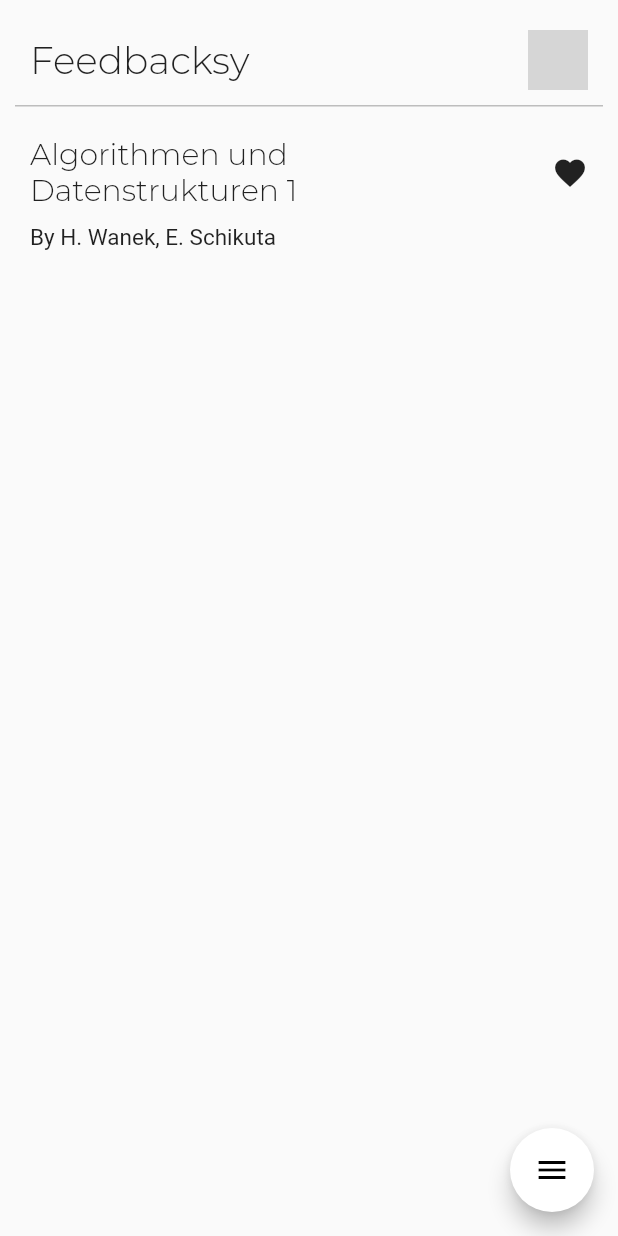
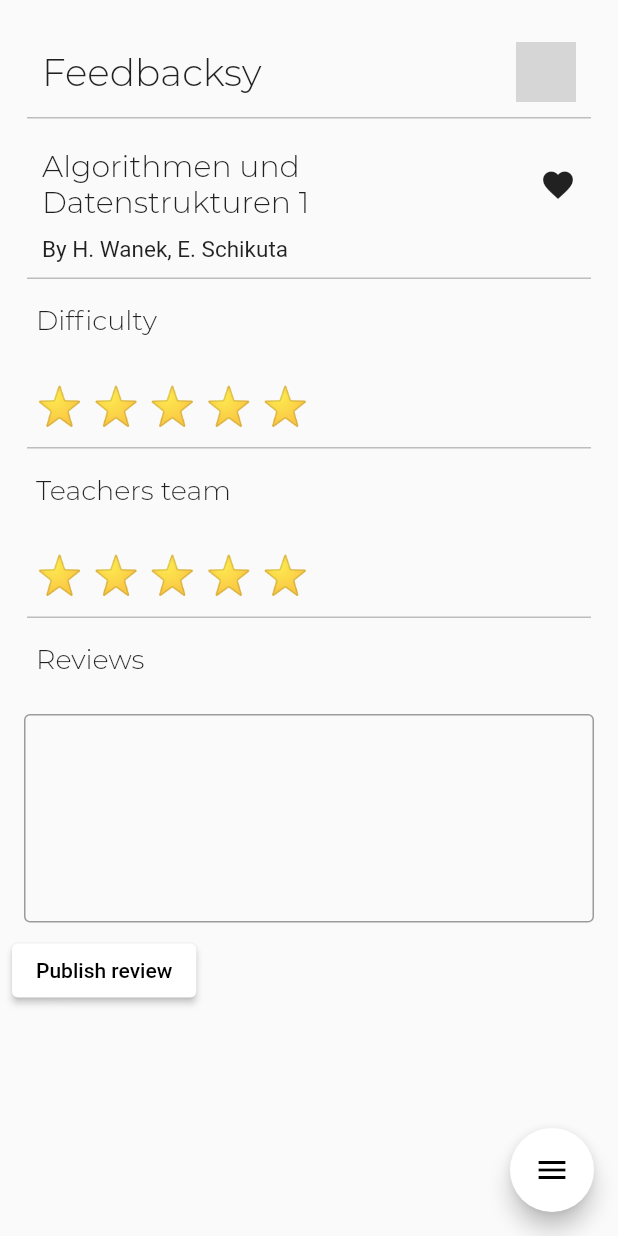
Before and after one commit to maxprimak/m2, a Flutter app: the AddReview screen opened by its route, on a phone screen of 412 x 824 dp. Run offline on Flutter 3.47's test engine with Material 2 defaults, Android fonts, the phone set to English and light mode, and no system bars; our stand-ins replace fluttertoast; network calls fail; project files that could hold a hidden picture were left out; grey boxes are pictures that could not be loaded.

Commit message:
feat(review): add all elements

```diff
--- a/lib/Pages/add_review.dart
+++ b/lib/Pages/add_review.dart
@@ -3,20 +3,89 @@ import 'package:flutter/material.dart';
 import '../Services/user_profile.dart';
 import '../Services/global.dart' as global;
 
-class AddReview extends StatelessWidget {
+class AddReview extends StatefulWidget {
+  @override
+  _AddReviewState createState() => _AddReviewState();
+}
+
+class _AddReviewState extends State<AddReview> {
   User usertmp = User(name: "Peter");
+  TextEditingController editingController = TextEditingController();
+
+  // Style
+  final _listFont = TextStyle(fontSize: 18.0, fontFamily: 'Montserrat');
+  final _starFont = TextStyle(fontSize: 25.0, fontFamily: 'Montserrat');
+
   @override
   Widget build(BuildContext context) {
     return Scaffold(
         floatingActionButton: _getMenuButton(context),
         body: SafeArea(
-            child: ListView(children: <Widget>[
-          _getHeader(),
-          SizedBox(height: 10),
-          _getDivider(),
-          _getLvInfo(),
-          _getLvTeacherInfo()
-        ])));
+            child: ListView(
+                padding: const EdgeInsets.all(8),
+                scrollDirection: Axis.vertical,
+                shrinkWrap: true,
+                children: <Widget>[
+              _getHeader(),
+              SizedBox(height: 10),
+              _getDivider(),
+              _getLvInfo(),
+              _getLvTeacherInfo(),
+                  SizedBox(height: 10),
+                  _getDivider(),
+                  _buildRow('Difficulty'),
+                  _buildStars(),
+                  _getDivider(),
+                  _buildRow('Teachers team'),
+                  _buildStars(),
+                  _getDivider(),
+                  _buildRow('Reviews'),
+                  _buildInputBox(),
+                  _saveButton()
+            ])));
+  }
+
+  Widget _buildRow(String title) {
+    return ListTile(
+        title: new Text(title, style: _listFont),
+        );
+  }
+
+  Widget _buildStars() {
+    return ListTile(
+      title: new Text('⭐ ⭐️ ⭐️ ⭐️ ⭐️️', style: _starFont),
+    );
+  }
+
+  Widget _buildInputBox() {
+    return Padding(
+      padding: const EdgeInsets.all(8.0),
+      child: TextField(
+        controller: editingController,
+        decoration: InputDecoration(
+          contentPadding: const EdgeInsets.symmetric(vertical: 60.0),
+          border: OutlineInputBorder(),
+        ),
+      ),
+    );
+  }
+
+  Widget _saveButton() {
+    return Row(
+      mainAxisAlignment: MainAxisAlignment.spaceBetween,
+      children: <Widget>[
+        ElevatedButton(
+            onPressed: () {
+              Navigator.pop(context);
+            },
+
+            style: ElevatedButton.styleFrom(primary: Colors.white),
+            child: Text("Publish review",
+                style: TextStyle(
+                  color: Colors.black,
+                )))
+      ],
+    );
   }
 
   FloatingActionButton _getMenuButton(context) {
```
